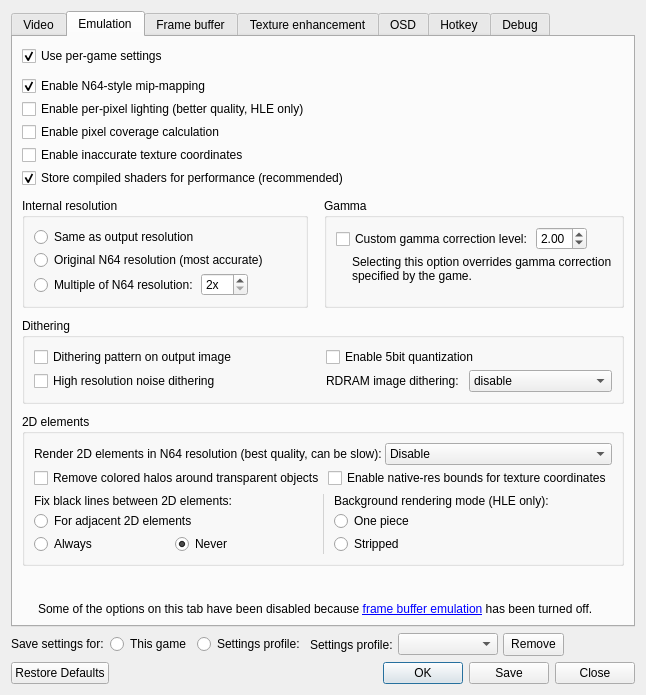
The window that src/GLideNUI/configDialog.ui (gonetz/GLideN64) describes before a commit, drawn with Qt 5.
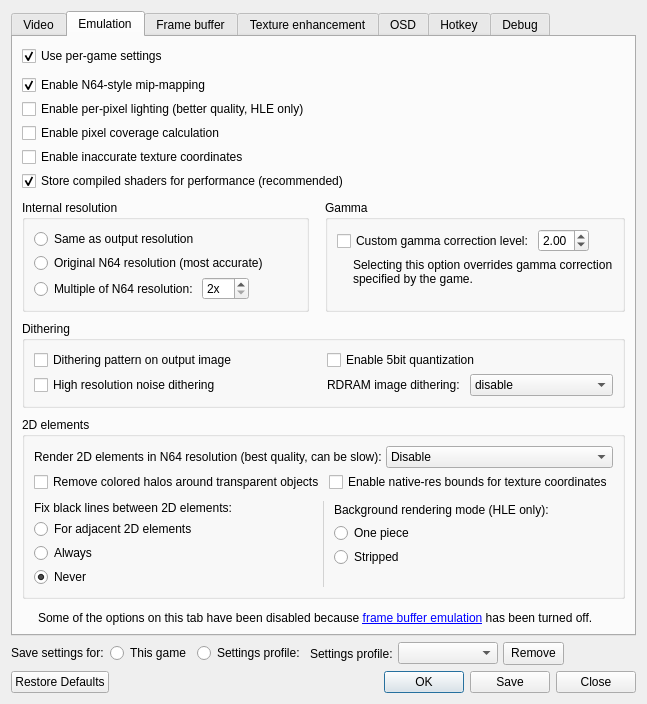
The same window after the commit. The open tabs and pages were chosen to show the change. Icons and pictures are not drawn.

Commit message:
Address Layout Concerns Raised By Gonetz
- A change made to the layout of the radio buttons under "Fix black lines between 2D elements" in the "Emulation" tab has been reverted.

- The spacings between options in the "Emulation" tab has been increased so as to reduce the amount of free space at the bottom of the window.

```diff
--- a/src/GLideNUI/configDialog.ui
+++ b/src/GLideNUI/configDialog.ui
@@ -1030,6 +1030,9 @@
        </property>
        <item>
         <layout class="QVBoxLayout" name="verticalLayout_30">
+         <property name="spacing">
+          <number>9</number>
+         </property>
          <item>
           <widget class="QCheckBox" name="customSettingsCheckBox">
            <property name="sizePolicy">
@@ -1053,7 +1056,7 @@
           <widget class="QFrame" name="emulationOptionsFrame">
            <layout class="QVBoxLayout" name="verticalLayout_47">
             <property name="spacing">
-             <number>3</number>
+             <number>4</number>
             </property>
             <property name="leftMargin">
              <number>0</number>
@@ -1147,7 +1150,7 @@
              </property>
              <layout class="QVBoxLayout" name="verticalLayout_56">
               <property name="spacing">
-               <number>3</number>
+               <number>4</number>
               </property>
               <item>
                <widget class="QRadioButton" name="factor0xRadioButton">
@@ -1229,7 +1232,7 @@
              </property>
              <layout class="QVBoxLayout" name="verticalLayout_15">
               <property name="spacing">
-               <number>3</number>
+               <number>4</number>
               </property>
               <item>
                <layout class="QHBoxLayout" name="horizontalLayout_12">
@@ -1363,7 +1366,7 @@
            </property>
            <layout class="QGridLayout" name="gridLayout_6">
             <property name="verticalSpacing">
-             <number>3</number>
+             <number>4</number>
             </property>
             <item row="0" column="1">
              <widget class="QCheckBox" name="ditheringQuantizationCheckBox">
@@ -1445,10 +1448,13 @@
             <string>2D elements</string>
            </property>
            <layout class="QVBoxLayout" name="verticalLayout_48">
+            <property name="spacing">
+             <number>9</number>
+            </property>
             <item>
              <layout class="QVBoxLayout" name="verticalLayout_31">
               <property name="spacing">
-               <number>3</number>
+               <number>4</number>
               </property>
               <property name="leftMargin">
                <number>0</number>
@@ -1533,7 +1539,7 @@
                 </property>
                 <layout class="QVBoxLayout" name="verticalLayout_5">
                  <property name="spacing">
-                  <number>3</number>
+                  <number>4</number>
                  </property>
                  <property name="leftMargin">
                   <number>0</number>
@@ -1574,8 +1580,6 @@
                   </widget>
                  </item>
                  <item>
-                  <layout class="QHBoxLayout" name="horizontalLayout_39">
-                   <item>
                     <widget class="QRadioButton" name="fixTexrectForceRadioButton">
                      <property name="text">
                       <string extracomment="The label for this control is &quot;Fix black lines between 2D elements&quot;">Always</string>
@@ -1599,8 +1603,6 @@
                     </widget>
                    </item>
                   </layout>
-                 </item>
-                </layout>
                </widget>
               </item>
               <item>
@@ -1623,7 +1625,7 @@
                 </property>
                 <layout class="QVBoxLayout" name="verticalLayout_35">
                  <property name="spacing">
-                  <number>3</number>
+                  <number>4</number>
                  </property>
                  <property name="leftMargin">
                   <number>0</number>
@@ -1658,6 +1660,22 @@
                    </property>
                   </widget>
                  </item>
+                 <item>
+                  <spacer name="verticalSpacer_13">
+                   <property name="orientation">
+                    <enum>Qt::Vertical</enum>
+                   </property>
+                   <property name="sizeType">
+                    <enum>QSizePolicy::Preferred</enum>
+                   </property>
+                   <property name="sizeHint" stdset="0">
+                    <size>
+                     <width>0</width>
+                     <height>20</height>
+                    </size>
+                   </property>
+                  </spacer>
+                 </item>
                 </layout>
                </widget>
               </item>
```
Lines whose indentation alone changed are shown as unchanged.
